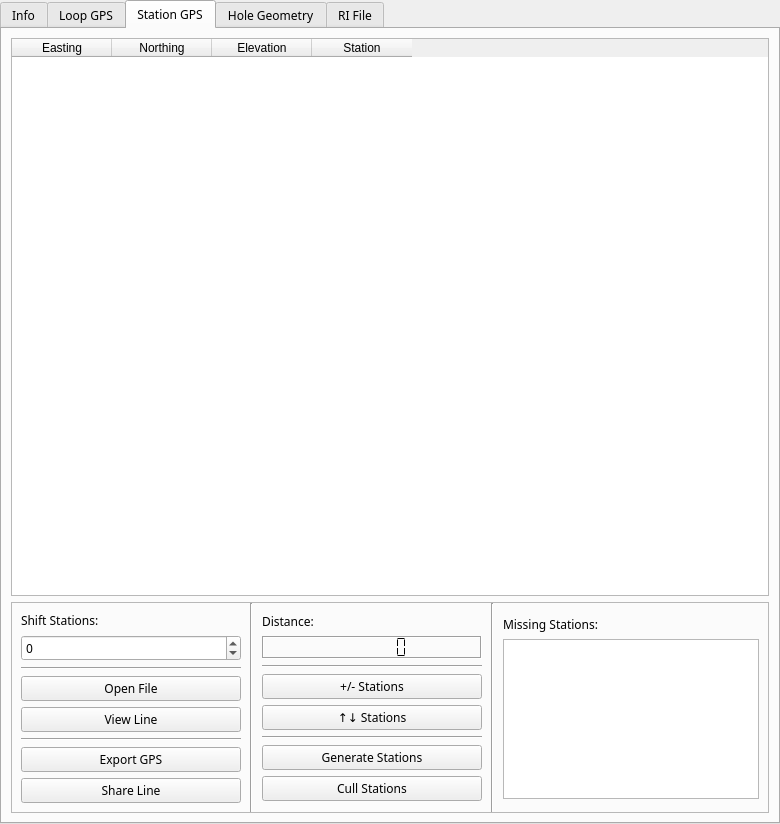
The window that src/ui/pem_info_widget.ui (Eric-Meunier/Processor-Suite) describes before a commit, drawn with Qt 5.
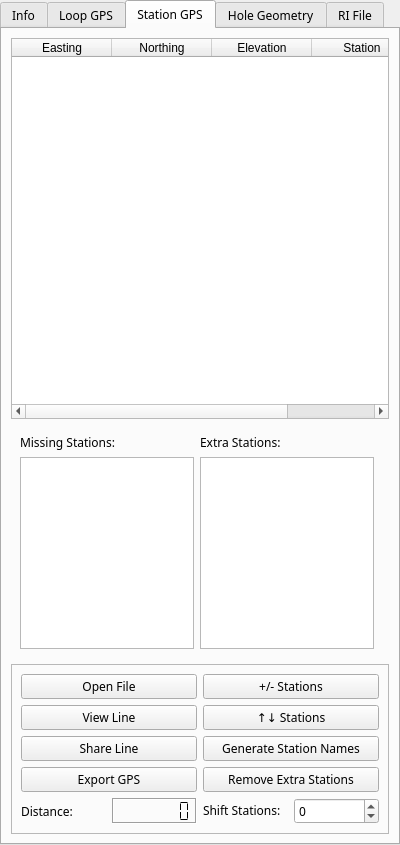
The same window after the commit. The open tabs and pages were chosen to show the change. Icons and pictures are not drawn.

Commit message: Added error fetching to GPS objects. Added correct darkmode compatibility to db_plot. Added elevation interpolation for null values to LoopAdder. Added station generation to LineAdder. Added icons in PEMHub. Heavily modified how GPS objects are plotted to the table and fetched in PEMInfoWidget, and also changed how the table is formatted and the UI of the editing section for the line_table. Moved unpacker settings to be saved in unpacker instead of pem_hub.

Patch:
```diff
--- a/src/ui/pem_info_widget.ui
+++ b/src/ui/pem_info_widget.ui
@@ -6,19 +6,19 @@
    <rect>
     <x>0</x>
     <y>0</y>
-    <width>780</width>
-    <height>824</height>
+    <width>400</width>
+    <height>845</height>
    </rect>
   </property>
   <property name="sizePolicy">
-   <sizepolicy hsizetype="Expanding" vsizetype="Preferred">
+   <sizepolicy hsizetype="Maximum" vsizetype="Preferred">
     <horstretch>0</horstretch>
     <verstretch>0</verstretch>
    </sizepolicy>
   </property>
   <property name="minimumSize">
    <size>
-    <width>0</width>
+    <width>400</width>
     <height>0</height>
    </size>
   </property>
@@ -41,13 +41,13 @@
    <property name="spacing">
     <number>0</number>
    </property>
-   <item row="1" column="0">
+   <item row="0" column="0">
     <widget class="QTabWidget" name="tabs">
      <property name="enabled">
       <bool>true</bool>
      </property>
      <property name="sizePolicy">
-      <sizepolicy hsizetype="Expanding" vsizetype="Preferred">
+      <sizepolicy hsizetype="Preferred" vsizetype="Preferred">
        <horstretch>0</horstretch>
        <verstretch>0</verstretch>
       </sizepolicy>
@@ -353,20 +353,71 @@
       </layout>
      </widget>
      <widget class="QWidget" name="station_gps_tab">
-      <property name="sizePolicy">
-       <sizepolicy hsizetype="Expanding" vsizetype="Preferred">
-        <horstretch>0</horstretch>
-        <verstretch>0</verstretch>
-       </sizepolicy>
-      </property>
       <attribute name="title">
        <string>Station GPS</string>
       </attribute>
       <layout class="QGridLayout" name="gridLayout_3">
-       <item row="19" column="1" colspan="2">
+       <item row="0" column="1" rowspan="19" colspan="2">
+        <widget class="QTableWidget" name="line_table">
+         <property name="sizePolicy">
+          <sizepolicy hsizetype="Preferred" vsizetype="Expanding">
+           <horstretch>0</horstretch>
+           <verstretch>0</verstretch>
+          </sizepolicy>
+         </property>
+         <property name="minimumSize">
+          <size>
+           <width>0</width>
+           <height>0</height>
+          </size>
+         </property>
+         <property name="maximumSize">
+          <size>
+           <width>16777215</width>
+           <height>16777215</height>
+          </size>
+         </property>
+         <property name="frameShadow">
+          <enum>QFrame::Plain</enum>
+         </property>
+         <property name="selectionBehavior">
+          <enum>QAbstractItemView::SelectRows</enum>
+         </property>
+         <property name="showGrid">
+          <bool>false</bool>
+         </property>
+         <attribute name="horizontalHeaderHighlightSections">
+          <bool>false</bool>
+         </attribute>
+         <attribute name="verticalHeaderVisible">
+          <bool>false</bool>
+         </attribute>
+         <column>
+          <property name="text">
+           <string>Easting</string>
+          </property>
+         </column>
+         <column>
+          <property name="text">
+           <string>Northing</string>
+          </property>
+         </column>
+         <column>
+          <property name="text">
+           <string>Elevation</string>
+          </property>
+         </column>
+         <column>
+          <property name="text">
+           <string>Station</string>
+          </property>
+         </column>
+        </widget>
+       </item>
+       <item row="20" column="1" colspan="2">
         <widget class="QFrame" name="frame_6">
          <property name="sizePolicy">
-          <sizepolicy hsizetype="Expanding" vsizetype="Maximum">
+          <sizepolicy hsizetype="Preferred" vsizetype="Maximum">
            <horstretch>0</horstretch>
            <verstretch>0</verstretch>
           </sizepolicy>
@@ -408,7 +459,7 @@
           <item>
            <widget class="QFrame" name="frame">
             <property name="sizePolicy">
-             <sizepolicy hsizetype="Expanding" vsizetype="Maximum">
+             <sizepolicy hsizetype="Preferred" vsizetype="Maximum">
               <horstretch>0</horstretch>
               <verstretch>0</verstretch>
              </sizepolicy>
@@ -431,10 +482,7 @@
             <property name="frameShadow">
              <enum>QFrame::Raised</enum>
             </property>
-            <layout class="QVBoxLayout" name="verticalLayout_2">
-             <property name="spacing">
-              <number>6</number>
-             </property>
+            <layout class="QGridLayout" name="gridLayout_6">
              <property name="leftMargin">
               <number>9</number>
              </property>
@@ -447,68 +495,10 @@
              <property name="bottomMargin">
               <number>9</number>
              </property>
-             <item>
-              <widget class="QLabel" name="shiftStationLabel">
+             <item row="2" column="0">
+              <widget class="QPushButton" name="view_line_btn">
                <property name="sizePolicy">
-                <sizepolicy hsizetype="Expanding" vsizetype="Maximum">
-                 <horstretch>0</horstretch>
-                 <verstretch>0</verstretch>
-                </sizepolicy>
-               </property>
-               <property name="text">
-                <string>Shift Stations:</string>
-               </property>
-              </widget>
-             </item>
-             <item>
-              <widget class="QSpinBox" name="shiftStationGPSSpinbox">
-               <property name="sizePolicy">
-                <sizepolicy hsizetype="Expanding" vsizetype="Fixed">
-                 <horstretch>0</horstretch>
-                 <verstretch>0</verstretch>
-                </sizepolicy>
-               </property>
-               <property name="minimum">
-                <number>-1000000000</number>
-               </property>
-               <property name="maximum">
-                <number>1000000000</number>
-               </property>
-               <property name="singleStep">
-                <number>5</number>
-               </property>
-              </widget>
-             </item>
-             <item>
-              <widget class="Line" name="line_6">
-               <property name="sizePolicy">
-                <sizepolicy hsizetype="Expanding" vsizetype="Fixed">
-                 <horstretch>0</horstretch>
-                 <verstretch>0</verstretch>
-                </sizepolicy>
-               </property>
-               <property name="orientation">
-                <enum>Qt::Horizontal</enum>
-               </property>
-              </widget>
-             </item>
-             <item>
-              <widget class="QPushButton" name="open_station_gps_btn">
-               <property name="sizePolicy">
-                <sizepolicy hsizetype="Expanding" vsizetype="Fixed">
-                 <horstretch>0</horstretch>
-                 <verstretch>0</verstretch>
-                </sizepolicy>
-               </property>
-               <property name="text">
-                <string>Open File</string>
-               </property>
-              </widget>
-             </item>
-             <item>
-              <widget class="QPushButton" name="edit_line_btn">
-               <property name="sizePolicy">
-                <sizepolicy hsizetype="Expanding" vsizetype="Fixed">
+                <sizepolicy hsizetype="Preferred" vsizetype="Fixed">
                  <horstretch>0</horstretch>
                  <verstretch>0</verstretch>
                 </sizepolicy>
@@ -516,176 +506,16 @@
                <property name="text">
                 <string>View Line</string>
                </property>
-              </widget>
-             </item>
-             <item>
-              <widget class="Line" name="line">
-               <property name="sizePolicy">
-                <sizepolicy hsizetype="Expanding" vsizetype="Fixed">
-                 <horstretch>0</horstretch>
-                 <verstretch>0</verstretch>
-                </sizepolicy>
+               <property name="icon">
+                <iconset>
+                 <normaloff>icons/view.png</normaloff>icons/view.png</iconset>
                </property>
-               <property name="orientation">
-                <enum>Qt::Horizontal</enum>
-               </property>
               </widget>
              </item>
-             <item>
-              <widget class="QPushButton" name="export_station_gps_btn">
-               <property name="sizePolicy">
-                <sizepolicy hsizetype="Expanding" vsizetype="Fixed">
-                 <horstretch>0</horstretch>
-                 <verstretch>0</verstretch>
-                </sizepolicy>
-               </property>
-               <property name="text">
-                <string>Export GPS</string>
-               </property>
-              </widget>
-             </item>
-             <item>
-              <widget class="QPushButton" name="share_line_gps_btn">
-               <property name="sizePolicy">
-                <sizepolicy hsizetype="Expanding" vsizetype="Fixed">
-                 <horstretch>0</horstretch>
-                 <verstretch>0</verstretch>
-                </sizepolicy>
-               </property>
-               <property name="toolTip">
-                <string>Share this GPS with all other opened surface files</string>
-               </property>
-               <property name="text">
-                <string>Share Line</string>
-               </property>
-              </widget>
-             </item>
-            </layout>
-           </widget>
-          </item>
-          <item>
-           <widget class="Line" name="line_2">
-            <property name="sizePolicy">
-             <sizepolicy hsizetype="Fixed" vsizetype="Minimum">
-              <horstretch>0</horstretch>
-              <verstretch>0</verstretch>
-             </sizepolicy>
-            </property>
-            <property name="orientation">
-             <enum>Qt::Vertical</enum>
-            </property>
-           </widget>
-          </item>
-          <item>
-           <widget class="QFrame" name="frame_5">
-            <property name="sizePolicy">
-             <sizepolicy hsizetype="Expanding" vsizetype="Maximum">
-              <horstretch>0</horstretch>
-              <verstretch>0</verstretch>
-             </sizepolicy>
-            </property>
-            <property name="minimumSize">
-             <size>
-              <width>0</width>
-              <height>0</height>
-             </size>
-            </property>
-            <property name="maximumSize">
-             <size>
-              <width>16777215</width>
-              <height>16777215</height>
-             </size>
-            </property>
-            <property name="frameShape">
-             <enum>QFrame::NoFrame</enum>
-            </property>
-            <property name="frameShadow">
-             <enum>QFrame::Raised</enum>
-            </property>
-            <layout class="QVBoxLayout" name="verticalLayout_6">
-             <property name="spacing">
-              <number>6</number>
-             </property>
-             <item>
-              <widget class="QLabel" name="label_2">
-               <property name="sizePolicy">
-                <sizepolicy hsizetype="Expanding" vsizetype="Preferred">
-                 <horstretch>0</horstretch>
-                 <verstretch>0</verstretch>
-                </sizepolicy>
-               </property>
-               <property name="text">
-                <string>Distance:</string>
-               </property>
-              </widget>
-             </item>
-             <item>
-              <widget class="QLCDNumber" name="lcdDistance">
-               <property name="sizePolicy">
-                <sizepolicy hsizetype="Expanding" vsizetype="Preferred">
-                 <horstretch>0</horstretch>
-                 <verstretch>0</verstretch>
-                </sizepolicy>
-               </property>
-               <property name="minimumSize">
-                <size>
-                 <width>0</width>
-                 <height>22</height>
-                </size>
-               </property>
-               <property name="frameShape">
-                <enum>QFrame::Box</enum>
-               </property>
-               <property name="frameShadow">
-                <enum>QFrame::Sunken</enum>
-               </property>
-               <property name="lineWidth">
-                <number>1</number>
-               </property>
-               <property name="midLineWidth">
-                <number>0</number>
-               </property>
-               <property name="smallDecimalPoint">
-                <bool>false</bool>
-               </property>
-               <property name="digitCount">
-                <number>7</number>
-               </property>
-               <property name="segmentStyle">
-                <enum>QLCDNumber::Flat</enum>
-               </property>
-              </widget>
-             </item>
-             <item>
-              <widget class="Line" name="line_9">
-               <property name="sizePolicy">
-                <sizepolicy hsizetype="Expanding" vsizetype="Fixed">
-                 <horstretch>0</horstretch>
-                 <verstretch>0</verstretch>
-                </sizepolicy>
-               </property>
-               <property name="orientation">
-                <enum>Qt::Horizontal</enum>
-               </property>
-              </widget>
-             </item>
-             <item>
-              <widget class="QPushButton" name="flip_station_signs_button">
-               <property name="sizePolicy">
-                <sizepolicy hsizetype="Expanding" vsizetype="Fixed">
-                 <horstretch>0</horstretch>
-                 <verstretch>0</verstretch>
-                </sizepolicy>
-               </property>
-               <property name="text">
-                <string>+/- Stations</string>
-               </property>
-              </widget>
-             </item>
-             <item>
+             <item row="2" column="1">
               <widget class="QPushButton" name="flip_station_numbers_button">
                <property name="sizePolicy">
-                <sizepolicy hsizetype="Expanding" vsizetype="Fixed">
+                <sizepolicy hsizetype="Preferred" vsizetype="Fixed">
                  <horstretch>0</horstretch>
                  <verstretch>0</verstretch>
                 </sizepolicy>
@@ -698,23 +528,23 @@
                </property>
               </widget>
              </item>
-             <item>
-              <widget class="Line" name="line_5">
+             <item row="1" column="1">
+              <widget class="QPushButton" name="flip_station_signs_button">
                <property name="sizePolicy">
-                <sizepolicy hsizetype="Expanding" vsizetype="Fixed">
+                <sizepolicy hsizetype="Preferred" vsizetype="Fixed">
                  <horstretch>0</horstretch>
                  <verstretch>0</verstretch>
                 </sizepolicy>
                </property>
-               <property name="orientation">
-                <enum>Qt::Horizontal</enum>
+               <property name="text">
+                <string>+/- Stations</string>
                </property>
               </widget>
              </item>
-             <item>
+             <item row="3" column="1">
               <widget class="QPushButton" name="stations_from_data_btn">
                <property name="sizePolicy">
-                <sizepolicy hsizetype="Expanding" vsizetype="Fixed">
+                <sizepolicy hsizetype="Preferred" vsizetype="Fixed">
                  <horstretch>0</horstretch>
                  <verstretch>0</verstretch>
                 </sizepolicy>
@@ -723,14 +553,18 @@
                 <string>Generate station numbers based on the stations in the EM data</string>
                </property>
                <property name="text">
-                <string>Generate Stations</string>
+                <string>Generate Station Names</string>
+               </property>
+               <property name="icon">
+                <iconset>
+                 <normaloff>icons/add_square.png</normaloff>icons/add_square.png</iconset>
                </property>
               </widget>
              </item>
-             <item>
+             <item row="4" column="1">
               <widget class="QPushButton" name="cullStationGPSButton">
                <property name="sizePolicy">
-                <sizepolicy hsizetype="Expanding" vsizetype="Fixed">
+                <sizepolicy hsizetype="Preferred" vsizetype="Fixed">
                  <horstretch>0</horstretch>
                  <verstretch>0</verstretch>
                 </sizepolicy>
@@ -739,88 +573,178 @@
                 <string>Remove GPS stations for which there is no EM data</string>
                </property>
                <property name="text">
-                <string>Cull Stations</string>
+                <string>Remove Extra Stations</string>
                </property>
               </widget>
              </item>
-            </layout>
-           </widget>
-          </item>
-          <item>
-           <widget class="Line" name="line_4">
-            <property name="sizePolicy">
-             <sizepolicy hsizetype="Fixed" vsizetype="Minimum">
-              <horstretch>0</horstretch>
-              <verstretch>0</verstretch>
-             </sizepolicy>
-            </property>
-            <property name="orientation">
-             <enum>Qt::Vertical</enum>
-            </property>
-           </widget>
-          </item>
-          <item>
-           <widget class="QFrame" name="frame_4">
-            <property name="sizePolicy">
-             <sizepolicy hsizetype="Expanding" vsizetype="Maximum">
-              <horstretch>0</horstretch>
-              <verstretch>0</verstretch>
-             </sizepolicy>
-            </property>
-            <property name="maximumSize">
-             <size>
-              <width>16777215</width>
-              <height>16777215</height>
-             </size>
-            </property>
-            <property name="frameShape">
-             <enum>QFrame::NoFrame</enum>
-            </property>
-            <property name="frameShadow">
-             <enum>QFrame::Raised</enum>
-            </property>
-            <layout class="QVBoxLayout" name="verticalLayout_4">
-             <property name="spacing">
-              <number>6</number>
-             </property>
-             <property name="leftMargin">
-              <number>9</number>
-             </property>
-             <property name="topMargin">
-              <number>9</number>
-             </property>
-             <property name="rightMargin">
-              <number>9</number>
-             </property>
-             <property name="bottomMargin">
-              <number>9</number>
-             </property>
-             <item>
-              <widget class="QLabel" name="label_4">
+             <item row="5" column="1">
+              <widget class="QFrame" name="frame_5">
+               <property name="frameShape">
+                <enum>QFrame::NoFrame</enum>
+               </property>
+               <property name="frameShadow">
+                <enum>QFrame::Raised</enum>
+               </property>
+               <layout class="QHBoxLayout" name="horizontalLayout_6">
+                <property name="spacing">
+                 <number>6</number>
+                </property>
+                <property name="leftMargin">
+                 <number>0</number>
+                </property>
+                <property name="topMargin">
+                 <number>0</number>
+                </property>
+                <property name="rightMargin">
+                 <number>0</number>
+                </property>
+                <property name="bottomMargin">
+                 <number>0</number>
+                </property>
+                <item>
+                 <widget class="QLabel" name="shiftStationLabel">
+                  <property name="sizePolicy">
+                   <sizepolicy hsizetype="Preferred" vsizetype="Maximum">
+                    <horstretch>0</horstretch>
+                    <verstretch>0</verstretch>
+                   </sizepolicy>
+                  </property>
+                  <property name="text">
+                   <string>Shift Stations:</string>
+                  </property>
+                 </widget>
+                </item>
+                <item>
+                 <widget class="QSpinBox" name="shiftStationGPSSpinbox">
+                  <property name="sizePolicy">
+                   <sizepolicy hsizetype="Preferred" vsizetype="Fixed">
+                    <horstretch>0</horstretch>
+                    <verstretch>0</verstretch>
+                   </sizepolicy>
+                  </property>
+                  <property name="minimum">
+                   <number>-1000000000</number>
+                  </property>
+                  <property name="maximum">
+                   <number>1000000000</number>
+                  </property>
+                  <property name="singleStep">
+                   <number>5</number>
+                  </property>
+                 </widget>
+                </item>
+               </layout>
+              </widget>
+             </item>
+             <item row="5" column="0">
+              <widget class="QFrame" name="frame_4">
+               <property name="frameShape">
+                <enum>QFrame::NoFrame</enum>
+               </property>
+               <property name="frameShadow">
+                <enum>QFrame::Raised</enum>
+               </property>
+               <layout class="QHBoxLayout" name="horizontalLayout_5">
+                <property name="leftMargin">
+                 <number>0</number>
+                </property>
+                <property name="topMargin">
+                 <number>0</number>
+                </property>
+                <property name="rightMargin">
+                 <number>0</number>
+                </property>
+                <property name="bottomMargin">
+                 <number>0</number>
+                </property>
+                <item>
+                 <widget class="QLabel" name="label_2">
+                  <property name="text">
+                   <string>Distance:</string>
+                  </property>
+                 </widget>
+                </item>
+                <item>
+                 <widget class="QLCDNumber" name="lcdDistance">
+                  <property name="sizePolicy">
+                   <sizepolicy hsizetype="Preferred" vsizetype="Preferred">
+                    <horstretch>0</horstretch>
+                    <verstretch>0</verstretch>
+                   </sizepolicy>
+                  </property>
+                  <property name="minimumSize">
+                   <size>
+                    <width>0</width>
+                    <height>0</height>
+                   </size>
+                  </property>
+                  <property name="frameShape">
+                   <enum>QFrame::Box</enum>
+                  </property>
+                  <property name="frameShadow">
+                   <enum>QFrame::Sunken</enum>
+                  </property>
+                  <property name="lineWidth">
+                   <number>1</number>
+                  </property>
+                  <property name="midLineWidth">
+                   <number>0</number>
+                  </property>
+                  <property name="smallDecimalPoint">
+                   <bool>false</bool>
+                  </property>
+                  <property name="digitCount">
+                   <number>7</number>
+                  </property>
+                  <property name="segmentStyle">
+                   <enum>QLCDNumber::Flat</enum>
+                  </property>
+                 </widget>
+                </item>
+               </layout>
+              </widget>
+             </item>
+             <item row="3" column="0">
+              <widget class="QPushButton" name="share_line_gps_btn">
+               <property name="toolTip">
+                <string>Share this GPS with all other opened surface files</string>
+               </property>
+               <property name="text">
+                <string>Share Line</string>
+               </property>
+               <property name="icon">
+                <iconset>
+                 <normaloff>icons/share_gps.png</normaloff>icons/share_gps.png</iconset>
+               </property>
+              </widget>
+             </item>
+             <item row="4" column="0">
+              <widget class="QPushButton" name="export_station_gps_btn">
                <property name="sizePolicy">
-                <sizepolicy hsizetype="Expanding" vsizetype="Preferred">
+                <sizepolicy hsizetype="Preferred" vsizetype="Fixed">
                  <horstretch>0</horstretch>
                  <verstretch>0</verstretch>
                 </sizepolicy>
                </property>
                <property name="text">
-                <string>Missing Stations:</string>
+                <string>Export GPS</string>
                </property>
               </widget>
              </item>
-             <item>
-              <widget class="QListWidget" name="missing_gps_list">
+             <item row="1" column="0">
+              <widget class="QPushButton" name="open_station_gps_btn">
                <property name="sizePolicy">
-                <sizepolicy hsizetype="Expanding" vsizetype="Maximum">
+                <sizepolicy hsizetype="Preferred" vsizetype="Fixed">
                  <horstretch>0</horstretch>
                  <verstretch>0</verstretch>
                 </sizepolicy>
                </property>
-               <property name="maximumSize">
-                <size>
-                 <width>16777215</width>
-                 <height>160</height>
-                </size>
+               <property name="text">
+                <string>Open File</string>
+               </property>
+               <property name="icon">
+                <iconset>
+                 <normaloff>icons/open.png</normaloff>icons/open.png</iconset>
                </property>
               </widget>
              </item>
@@ -830,10 +754,10 @@
          </layout>
         </widget>
        </item>
-       <item row="0" column="1" rowspan="19" colspan="2">
-        <widget class="QTableWidget" name="line_table">
+       <item row="19" column="1">
+        <widget class="QFrame" name="missing_gps_frame">
          <property name="sizePolicy">
-          <sizepolicy hsizetype="Expanding" vsizetype="Expanding">
+          <sizepolicy hsizetype="Preferred" vsizetype="Maximum">
            <horstretch>0</horstretch>
            <verstretch>0</verstretch>
           </sizepolicy>
@@ -850,41 +774,72 @@
            <height>16777215</height>
           </size>
          </property>
+         <property name="frameShape">
+          <enum>QFrame::NoFrame</enum>
+         </property>
          <property name="frameShadow">
-          <enum>QFrame::Plain</enum>
+          <enum>QFrame::Raised</enum>
          </property>
-         <property name="selectionBehavior">
-          <enum>QAbstractItemView::SelectRows</enum>
-         </property>
-         <property name="showGrid">
-          <bool>false</bool>
-         </property>
-         <attribute name="horizontalHeaderHighlightSections">
-          <bool>false</bool>
-         </attribute>
-         <attribute name="verticalHeaderVisible">
-          <bool>false</bool>
-         </attribute>
-         <column>
-          <property name="text">
-           <string>Easting</string>
+         <layout class="QGridLayout" name="gridLayout_9">
+          <property name="leftMargin">
+           <number>9</number>
           </property>
-         </column>
-         <column>
-          <property name="text">
-           <string>Northing</string>
+          <property name="topMargin">
+           <number>9</number>
           </property>
-         </column>
-         <column>
-          <property name="text">
-           <string>Elevation</string>
+          <property name="rightMargin">
+           <number>9</number>
           </property>
-         </column>
-         <column>
-          <property name="text">
-           <string>Station</string>
+          <property name="bottomMargin">
+           <number>9</number>
           </property>
-         </column>
+          <item row="0" column="1">
+           <widget class="QLabel" name="extra_gps_label">
+            <property name="text">
+             <string>Extra Stations:</string>
+            </property>
+           </widget>
+          </item>
+          <item row="0" column="0">
+           <widget class="QLabel" name="missing_gps_label">
+            <property name="text">
+             <string>Missing Stations:</string>
+            </property>
+           </widget>
+          </item>
+          <item row="1" column="0">
+           <widget class="QListWidget" name="missing_gps_list">
+            <property name="sizePolicy">
+             <sizepolicy hsizetype="Maximum" vsizetype="Maximum">
+              <horstretch>0</horstretch>
+              <verstretch>0</verstretch>
+             </sizepolicy>
+            </property>
+            <property name="minimumSize">
+             <size>
+              <width>0</width>
+              <height>0</height>
+             </size>
+            </property>
+            <property name="maximumSize">
+             <size>
+              <width>16777215</width>
+              <height>16777215</height>
+             </size>
+            </property>
+           </widget>
+          </item>
+          <item row="1" column="1">
+           <widget class="QListWidget" name="extra_gps_list">
+            <property name="sizePolicy">
+             <sizepolicy hsizetype="Maximum" vsizetype="Maximum">
+              <horstretch>0</horstretch>
+              <verstretch>0</verstretch>
+             </sizepolicy>
+            </property>
+           </widget>
+          </item>
+         </layout>
         </widget>
        </item>
       </layout>
```
Left out of the diff: 648 changed lines with no effect on the pictures. The commit also changes 22 other files.
